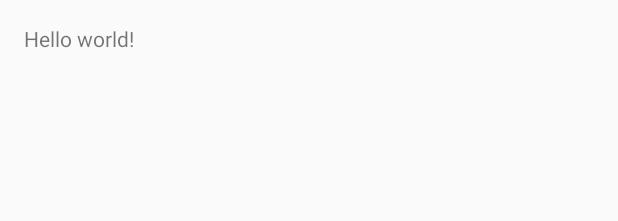
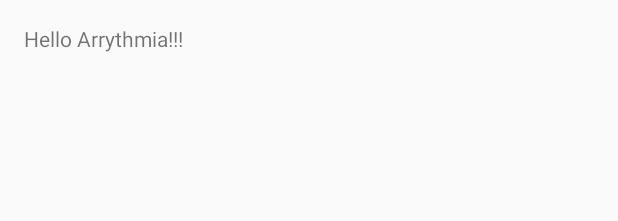
Before and after one commit to newtonmin/ArrythmiaProject, an Android app: the layout activity_main.xml on its own in the app's theme, with its tools: preview values and no code run, on a phone screen of 412 x 824 dp. Shown: the top 221 px of the screen. Run offline under Robolectric (Android 15) with nearby library versions, the phone set to English and light mode, and no system bars.

Commit message:
Commit test 1

```diff
--- a/Arrythmia/app/src/main/res/values/strings.xml
+++ b/Arrythmia/app/src/main/res/values/strings.xml
@@ -2,7 +2,7 @@
 <resources>
 
     <string name="app_name">Arrythmia</string>
-    <string name="hello_world">Hello world!</string>
+    <string name="hello_world">Hello Arrythmia!!!</string>
     <string name="action_settings">Settings</string>
 
 </resources>
```
